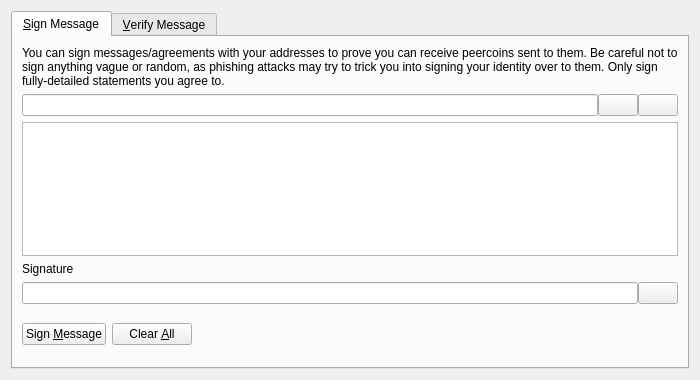
First picture: the form in src/qt/forms/signverifymessagedialog.ui, repository sumcoinlabs/nn17, before the edit.
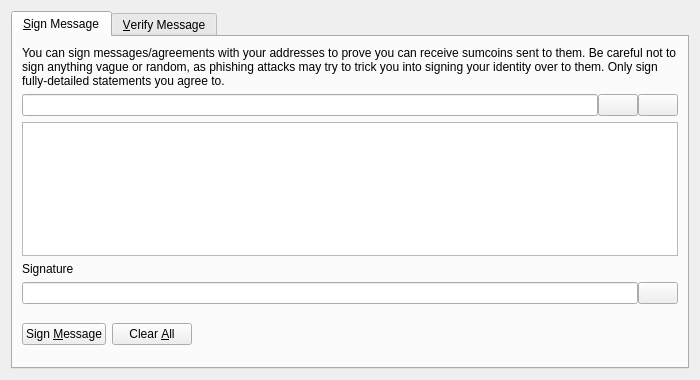
Second picture: the form after the edit. Icons and pictures are not drawn. Custom widgets are drawn as their Qt base class.

```diff
--- a/src/qt/forms/signverifymessagedialog.ui
+++ b/src/qt/forms/signverifymessagedialog.ui
@@ -30,7 +30,7 @@
        <item>
         <widget class="QLabel" name="infoLabel_SM">
          <property name="text">
-          <string>You can sign messages/agreements with your addresses to prove you can receive peercoins sent to them. Be careful not to sign anything vague or random, as phishing attacks may try to trick you into signing your identity over to them. Only sign fully-detailed statements you agree to.</string>
+          <string>You can sign messages/agreements with your addresses to prove you can receive sumcoins sent to them. Be careful not to sign anything vague or random, as phishing attacks may try to trick you into signing your identity over to them. Only sign fully-detailed statements you agree to.</string>
          </property>
          <property name="textFormat">
           <enum>Qt::PlainText</enum>
```
